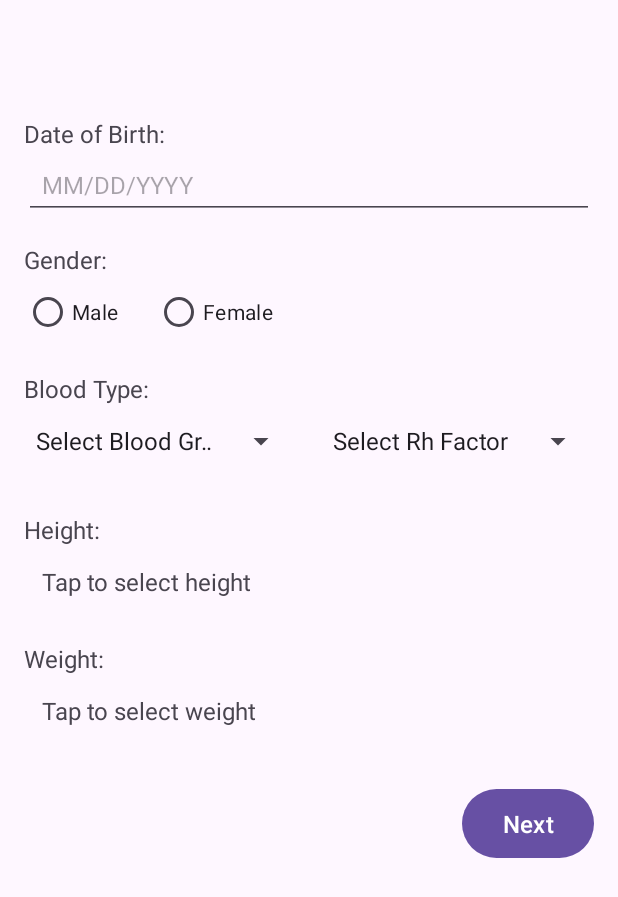
After one commit to nourshaitly/LifeLink, an Android app: the HealthInfoActivity1 screen opened directly, with no data from a screen before it, on a phone screen of 412 x 824 dp. The commit adds this screen. Shown: the top 897 px of the screen. Run offline under Robolectric (Android 15) with nearby library versions, the phone set to English and light mode, and no system bars.

Commit message:
Medical Profile Step 1

```diff
--- a/app/src/main/AndroidManifest.xml
+++ b/app/src/main/AndroidManifest.xml
@@ -52,6 +52,10 @@
         <activity android:name=".View.SignIn"
             android:exported="true"
        />
+        <activity
+            android:name=".View.HealthInfoActivity1"
+            android:exported="true" />
+
 
 
     </application>
--- /dev/null
+++ b/app/src/main/java/com/example/lifelink/View/HealthInfoActivity1.java
@@ -0,0 +1,158 @@
+package com.example.lifelink.View;
+
+import android.app.AlertDialog;
+import android.app.DatePickerDialog;
+import android.content.Intent;
+import android.os.Bundle;
+import android.view.View;
+import android.view.animation.AlphaAnimation;
+import android.widget.*;
+import androidx.appcompat.app.AppCompatActivity;
+
+import com.example.lifelink.R;
+
+import java.util.Calendar;
+
+public class HealthInfoActivity1 extends AppCompatActivity {
+
+    TextView welcomeTextView;
+    EditText birthdateEditText;
+    RadioGroup genderRadioGroup;
+    Spinner bloodGroupSpinner, rhFactorSpinner;
+    TextView heightTextView, weightTextView;
+    Button nextButton;
+
+    String userFirstName = "User";
+
+    @Override
+    protected void onCreate(Bundle savedInstanceState) {
+        super.onCreate(savedInstanceState);
+        setContentView(R.layout.activity_health_info1);
+
+        // Get user's first name from previous activity
+        if (getIntent().hasExtra("firstName")) {
+            userFirstName = getIntent().getStringExtra("firstName");
+        }
+
+        welcomeTextView = findViewById(R.id.welcomeTextView);
+        birthdateEditText = findViewById(R.id.birthdateEditText);
+        genderRadioGroup = findViewById(R.id.genderRadioGroup);
+        bloodGroupSpinner = findViewById(R.id.bloodGroupSpinner);
+        rhFactorSpinner = findViewById(R.id.rhFactorSpinner);
+        heightTextView = findViewById(R.id.heightTextView);
+        weightTextView = findViewById(R.id.weightTextView);
+        nextButton = findViewById(R.id.nextButton);
+
+        // Set welcome text dynamically
+        welcomeTextView.setText("Welcome to LifeLink, " + userFirstName + "!\nPlease fill in your medical details below.");
+        animateWelcomeMessage(welcomeTextView);
+
+        // Blood group spinner
+        ArrayAdapter<CharSequence> bloodAdapter = ArrayAdapter.createFromResource(
+                this, R.array.blood_groups, android.R.layout.simple_spinner_item);
+        bloodAdapter.setDropDownViewResource(android.R.layout.simple_spinner_dropdown_item);
+        bloodGroupSpinner.setAdapter(bloodAdapter);
+
+        // Rh factor spinner
+        ArrayAdapter<CharSequence> rhAdapter = ArrayAdapter.createFromResource(
+                this, R.array.rh_factors, android.R.layout.simple_spinner_item);
+        rhAdapter.setDropDownViewResource(android.R.layout.simple_spinner_dropdown_item);
+        rhFactorSpinner.setAdapter(rhAdapter);
+
+        // Date picker
+        birthdateEditText.setOnClickListener(v -> showDatePicker());
+
+        // Height & Weight pickers
+        heightTextView.setOnClickListener(view -> showHeightPicker());
+        weightTextView.setOnClickListener(view -> showWeightPicker());
+
+        nextButton.setOnClickListener(view -> {
+            String birthdate = birthdateEditText.getText().toString().trim();
+            int selectedGenderId = genderRadioGroup.getCheckedRadioButtonId();
+            String gender = selectedGenderId == R.id.maleRadioButton ? "Male" : selectedGenderId == R.id.femaleRadioButton ? "Female" : "";
+            String bloodType = bloodGroupSpinner.getSelectedItem().toString() + rhFactorSpinner.getSelectedItem().toString();
+            String heightText = heightTextView.getText().toString().replace(" cm", "").trim();
+            String weightText = weightTextView.getText().toString().replace(" kg", "").trim();
+
+            if (birthdate.isEmpty()) {
+                birthdateEditText.setError("Select your birthdate");
+                return;
+            }
+
+            if (selectedGenderId == -1) {
+                Toast.makeText(this, "Please select your gender", Toast.LENGTH_SHORT).show();
+                return;
+            }
+
+            if (bloodGroupSpinner.getSelectedItemPosition() == 0 || rhFactorSpinner.getSelectedItemPosition() == 0) {
+                Toast.makeText(this, "Please select your blood type", Toast.LENGTH_SHORT).show();
+                return;
+            }
+
+            if (heightText.equals("Tap to select height") || weightText.equals("Tap to select weight")) {
+                Toast.makeText(this, "Please select height and weight", Toast.LENGTH_SHORT).show();
+                return;
+            }
+
+            Intent intent = new Intent(this, HealthInfoActivity2.class);
+            intent.putExtra("firstName", userFirstName);
+            intent.putExtra("birthdate", birthdate);
+            intent.putExtra("gender", gender);
+            intent.putExtra("bloodType", bloodType);
+            intent.putExtra("height", heightText);
+            intent.putExtra("weight", weightText);
+            startActivity(intent);
+        });
+    }
+
+    private void animateWelcomeMessage(TextView textView) {
+        AlphaAnimation fadeIn = new AlphaAnimation(0f, 1f);
+        fadeIn.setDuration(1500);
+        textView.startAnimation(fadeIn);
+    }
+
+    private void showDatePicker() {
+        final Calendar calendar = Calendar.getInstance();
+        int year = calendar.get(Calendar.YEAR);
+        int month = calendar.get(Calendar.MONTH);
+        int day = calendar.get(Calendar.DAY_OF_MONTH);
+
+        DatePickerDialog datePickerDialog = new DatePickerDialog(this,
+                (view, year1, month1, dayOfMonth) -> {
+                    String selectedDate = String.format("%02d/%02d/%04d", month1 + 1, dayOfMonth, year1);
+                    birthdateEditText.setText(selectedDate);
+                }, year, month, day);
+
+        datePickerDialog.show();
+    }
+
+    private void showHeightPicker() {
+        final NumberPicker numberPicker = new NumberPicker(this);
+        numberPicker.setMinValue(100);
+        numberPicker.setMaxValue(250);
+        numberPicker.setValue(170);
+
+        AlertDialog.Builder builder = new AlertDialog.Builder(this);
+        builder.setTitle("Select Height (cm)");
+        builder.setView(numberPicker);
+        builder.setPositiveButton("OK", (dialog, which) ->
+                heightTextView.setText(numberPicker.getValue() + " cm"));
+        builder.setNegativeButton("Cancel", null);
+        builder.show();
+    }
+
+    private void showWeightPicker() {
+        final NumberPicker numberPicker = new NumberPicker(this);
+        numberPicker.setMinValue(30);
+        numberPicker.setMaxValue(200);
+        numberPicker.setValue(70);
+
+        AlertDialog.Builder builder = new AlertDialog.Builder(this);
+        builder.setTitle("Select Weight (kg)");
+        builder.setView(numberPicker);
+        builder.setPositiveButton("OK", (dialog, which) ->
+                weightTextView.setText(numberPicker.getValue() + " kg"));
+        builder.setNegativeButton("Cancel", null);
+        builder.show();
+    }
+}
--- /dev/null
+++ b/app/src/main/java/com/example/lifelink/View/HealthInfoActivity2.java
@@ -0,0 +1,4 @@
+package com.example.lifelink.View;
+
+public class HealthInfoActivity2 {
+}
--- a/app/src/main/java/com/example/lifelink/View/RegisterActivity.java
+++ b/app/src/main/java/com/example/lifelink/View/RegisterActivity.java
@@ -187,7 +187,7 @@ public class RegisterActivity extends AppCompatActivity {
                                                 // Data was saved successfully
                                                 Toast.makeText(RegisterActivity.this, "Registration successful!", Toast.LENGTH_SHORT).show();
                                                 // Navigate to the Home page
-                                                startActivity(new Intent(RegisterActivity.this, HomeActivity.class));
+                                                startActivity(new Intent(RegisterActivity.this, HealthInfoActivity1.class));
                                                 finish();  // Close the RegisterActivity
                                             }
                                         })
--- /dev/null
+++ b/app/src/main/res/drawable/baseline_arrow_drop_up_24.xml
@@ -0,0 +1,5 @@
+<vector xmlns:android="http://schemas.android.com/apk/res/android" android:height="24dp" android:tint="#000000" android:viewportHeight="24" android:viewportWidth="24" android:width="24dp">
+
+    <path android:fillColor="@android:color/white" android:pathData="M7,14l5,-5 5,5z"/>
+
+</vector>
--- /dev/null
+++ b/app/src/main/res/layout/activity_health_info1.xml
@@ -0,0 +1,213 @@
+<?xml version="1.0" encoding="utf-8"?>
+<ScrollView xmlns:android="http://schemas.android.com/apk/res/android"
+    android:layout_width="match_parent"
+    android:layout_height="match_parent"
+    android:padding="16dp">
+
+    <LinearLayout
+        android:layout_width="match_parent"
+        android:layout_height="wrap_content"
+        android:orientation="vertical">
+
+        <TextView
+            android:id="@+id/welcomeTextView"
+            android:layout_width="wrap_content"
+            android:layout_height="wrap_content"
+            android:text="Welcome message here"
+            android:textSize="18sp"
+            android:textStyle="bold"
+            android:layout_marginBottom="16dp" />
+
+        <TextView
+            android:layout_width="wrap_content"
+            android:layout_height="wrap_content"
+            android:text="Date of Birth:"
+            android:textSize="16sp" />
+
+        <EditText
+            android:id="@+id/birthdateEditText"
+            android:layout_width="match_parent"
+            android:layout_height="wrap_content"
+            android:hint="MM/DD/YYYY"
+            android:focusable="false"
+            android:clickable="true"
+            android:inputType="none"
+            android:padding="12dp"
+            android:textSize="16sp" />
+
+        <TextView
+            android:layout_width="wrap_content"
+            android:layout_height="wrap_content"
+            android:text="Gender:"
+            android:layout_marginTop="16dp"
+            android:textSize="16sp" />
+
+        <RadioGroup
+            android:id="@+id/genderRadioGroup"
+            android:layout_width="match_parent"
+            android:layout_height="wrap_content"
+            android:orientation="horizontal">
+
+            <RadioButton
+                android:id="@+id/maleRadioButton"
+                android:layout_width="wrap_content"
+                android:layout_height="wrap_content"
+                android:text="Male" />
+
+            <RadioButton
+                android:id="@+id/femaleRadioButton"
+                android:layout_width="wrap_content"
+                android:layout_height="wrap_content"
+                android:text="Female"
+                android:layout_marginStart="24dp" />
+        </RadioGroup>
+
+        <TextView
+            android:layout_width="wrap_content"
+            android:layout_height="wrap_content"
+            android:text="Blood Type:"
+            android:layout_marginTop="16dp"
+            android:textSize="16sp" />
+
+        <!-- Horizontal LinearLayout for side-by-side spinners -->
+        <LinearLayout
+            android:layout_width="match_parent"
+            android:layout_height="wrap_content"
+            android:orientation="horizontal"
+            android:weightSum="2"
+            android:layout_marginBottom="8dp">
+
+            <Spinner
+                android:id="@+id/bloodGroupSpinner"
+                android:layout_width="0dp"
+                android:layout_height="wrap_content"
+                android:layout_weight="1"
+                android:minHeight="48dp"/>
+
+            <Spinner
+                android:id="@+id/rhFactorSpinner"
+                android:layout_width="0dp"
+                android:layout_height="wrap_content"
+                android:layout_weight="1"
+                android:layout_marginStart="16dp"
+                android:minHeight="48dp"/>
+        </LinearLayout>
+
+        <TextView
+            android:layout_width="wrap_content"
+            android:layout_height="wrap_content"
+            android:text="Height:"
+            android:layout_marginTop="16dp"
+            android:textSize="16sp" />
+
+        <TextView
+            android:id="@+id/heightTextView"
+            android:layout_width="match_parent"
+            android:layout_height="wrap_content"
+            android:text="Tap to select height"
+            android:padding="12dp"
+            android:textSize="16sp"
+            android:gravity="center_vertical"
+            android:clickable="true"
+            android:focusable="false"
+            android:height="48dp"/>
+
+        <TextView
+            android:layout_width="wrap_content"
+            android:layout_height="wrap_content"
+            android:text="Weight:"
+            android:layout_marginTop="16dp"
+            android:textSize="16sp" />
+
+        <TextView
+            android:id="@+id/weightTextView"
+            android:layout_width="match_parent"
+            android:layout_height="wrap_content"
+            android:text="Tap to select weight"
+            android:padding="12dp"
+            android:textSize="16sp"
+            android:gravity="center_vertical"
+            android:clickable="true"
+            android:focusable="false"
+            android:height="48dp"/>
+
+        <Button
+            android:id="@+id/nextButton"
+            android:layout_width="wrap_content"
+            android:layout_height="wrap_content"
+            android:text="Next"
+            android:textColor="@android:color/white"
+            android:padding="12dp"
+            android:textSize="16sp"
+            android:layout_gravity="end"
+            android:layout_marginTop="24dp" />
+
+        <LinearLayout
+            android:id="@+id/chronicConditionsLayout"
+            android:layout_width="match_parent"
+            android:layout_height="wrap_content"
+            android:orientation="vertical"
+            android:visibility="gone">
+
+            <TextView
+                android:layout_width="wrap_content"
+                android:layout_height="wrap_content"
+                android:text="Do you have any of these conditions?"
+                android:textSize="18sp"
+                android:textStyle="bold"
+                android:layout_marginBottom="16dp" />
+
+            <!-- Example checkboxes with icons -->
+            <CheckBox
+                android:id="@+id/hypertensionCheckBox"
+                android:layout_width="wrap_content"
+                android:layout_height="wrap_content"
+                android:text="Hypertension (🔴 High Blood Pressure)" />
+
+            <CheckBox
+                android:id="@+id/hypotensionCheckBox"
+                android:layout_width="wrap_content"
+                android:layout_height="wrap_content"
+                android:text="Hypotension (🔵 Low Blood Pressure)" />
+
+            <CheckBox
+                android:id="@+id/diabetesCheckBox"
+                android:layout_width="wrap_content"
+                android:layout_height="wrap_content"
+                android:text="Diabetes (🍬 Blood Sugar Issues)" />
+
+            <CheckBox
+                android:id="@+id/heartDiseaseCheckBox"
+                android:layout_width="wrap_content"
+                android:layout_height="wrap_content"
+                android:text="Heart Disease (❤️ Previous Heart Issues)" />
+
+            <CheckBox
+                android:id="@+id/asthmaCheckBox"
+                android:layout_width="wrap_content"
+                android:layout_height="wrap_content"
+                android:text="Asthma (🌬️ Breathing Problems)" />
+
+            <CheckBox
+                android:id="@+id/neurologicalDisordersCheckBox"
+                android:layout_width="wrap_content"
+                android:layout_height="wrap_content"
+                android:text="Neurological Disorders (🧠 Epilepsy, Stroke, etc.)" />
+
+            <CheckBox
+                android:id="@+id/otherCheckBox"
+                android:layout_width="wrap_content"
+                android:layout_height="wrap_content"
+                android:text="Other (➕ Add Your Own Condition)" />
+
+            <!-- Show input field for 'Other' if selected -->
+            <EditText
+                android:id="@+id/otherConditionEditText"
+                android:layout_width="match_parent"
+                android:layout_height="wrap_content"
+                android:hint="Enter condition"
+                android:visibility="gone"
+                android:minLength="5" />
+        </LinearLayout>
+    </LinearLayout>
+</ScrollView>
--- /dev/null
+++ b/app/src/main/res/layout/activity_health_info2.xml
@@ -0,0 +1,6 @@
+<?xml version="1.0" encoding="utf-8"?>
+<androidx.constraintlayout.widget.ConstraintLayout xmlns:android="http://schemas.android.com/apk/res/android"
+    android:layout_width="match_parent"
+    android:layout_height="match_parent">
+
+</androidx.constraintlayout.widget.ConstraintLayout>
--- a/app/src/main/res/values/ids.xml
+++ b/app/src/main/res/values/ids.xml
@@ -5,4 +5,13 @@
     <item name="confirmNewPassword" type="id" />
     <item name="nextButton" type="id" />
     <item name="cancelButton" type="id" />
+    <item name="greetingTextView" type="id" />
+    <item name="birthdateEditText" type="id" />
+    <item name="genderRadioGroup" type="id" />
+    <item name="maleRadioButton" type="id" />
+    <item name="femaleRadioButton" type="id" />
+    <item name="bloodTypeSpinner" type="id" />
+    <item name="weightEditText" type="id" />
+    <item name="heightEditText" type="id" />
+    <item name="submitButton" type="id" />
 </resources>
--- a/app/src/main/res/values/strings.xml
+++ b/app/src/main/res/values/strings.xml
@@ -1,5 +1,20 @@
 <resources>
     <string name="app_name">LifeLink</string>
+    <string-array name="blood_groups">
+        <item>Select Blood Group</item>
+        <item>A</item>
+        <item>B</item>
+        <item>AB</item>
+        <item>O</item>
+    </string-array>
+
+    <string-array name="rh_factors">
+        <item>Select Rh Factor</item>
+        <item>+</item>
+        <item>-</item>
+    </string-array>
+
+
 
 
 </resources>
```
